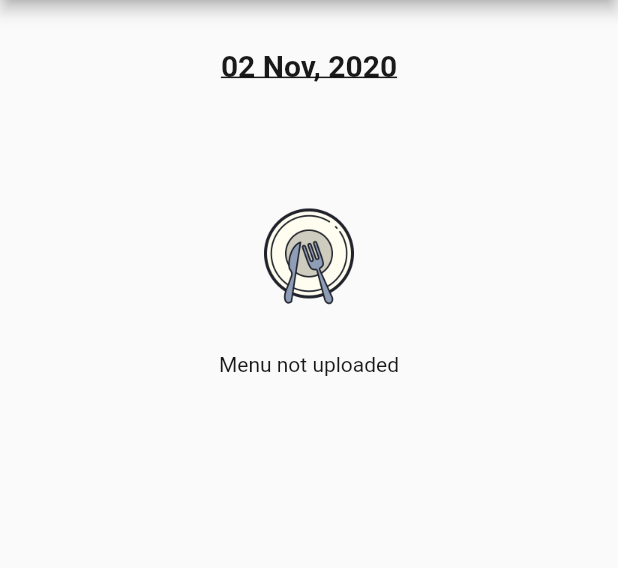
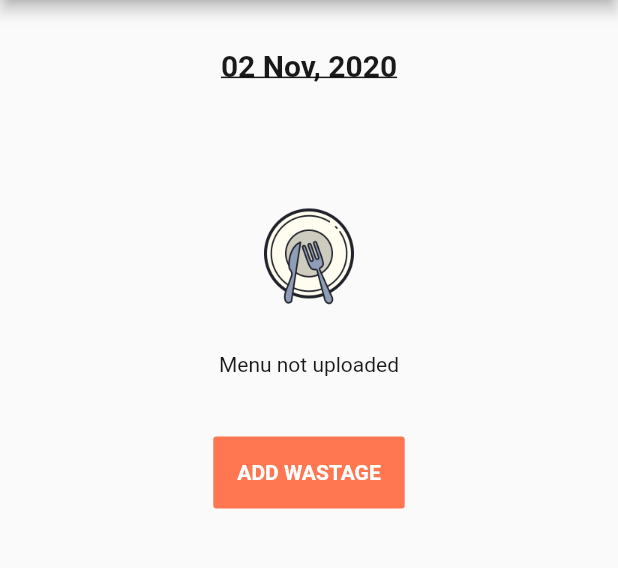
Before and after one commit to TanavShah/DBMS-Mess-Management-System, a Flutter app: the HomePage screen opened by its route, on a phone screen of 412 x 824 dp, the part 84-652 px from its top. Run offline on Flutter 3.47's test engine with Material 2 defaults, Android fonts, the phone set to English and light mode, and no system bars; our stand-ins replace fluttertoast, get_it, google_fonts, jiffy, shared_preferences; accounts and stored records are empty; generated files the repository leaves out were written again; network calls fail.

Commit message:
add wastage UI

```diff
--- a/mess_management_web/lib/ui/home/menu/mess_menu_page.dart
+++ b/mess_management_web/lib/ui/home/menu/mess_menu_page.dart
@@ -8,6 +8,8 @@ import 'package:mess_management_web/ui/home/menu/add_menu_column.dart';
 import 'package:mess_management_web/ui/home/menu/mess_menu_list_widget.dart';
 import 'package:provider/provider.dart';
 import 'package:jiffy/jiffy.dart';
+
+import 'add_wastage_column.dart';
 
 class MessMenuPage extends StatelessWidget {
   @override
@@ -41,7 +43,7 @@ class MessMenuPage extends StatelessWidget {
                               firstDate: DateTime.utc(2020, 10, 1),
                               lastDate: DateTime(2021, 1, 1),
                             );
-                            model.selectedDate = selected;
+                            if (selected != null) model.selectedDate = selected;
                           },
                           child: Container(
                             padding: EdgeInsets.all(32),
@@ -58,15 +60,27 @@ class MessMenuPage extends StatelessWidget {
                   (model.currentMenu != null &&
                           model.currentMenu.menus.length != 0)
                       ? Flexible(
+                          child: Column(
+                            children: [
+                              Flexible(
                                 child: SingleChildScrollView(
                                   child: Row(
-                              crossAxisAlignment: CrossAxisAlignment.start,
+                                    crossAxisAlignment:
+                                        CrossAxisAlignment.start,
                                     mainAxisSize: MainAxisSize.min,
                                     children: [...list],
                                   ),
                                 ),
+                              ),
+                              Flexible(
+                                child: MenuNotAvailable(onlyWastage: true),
+                              ),
+                            ],
+                          ),
                         )
-                      : Flexible(child: MenuNotAvailable()),
+                      : Flexible(
+                          child: MenuNotAvailable(),
+                        ),
                 ],
               ),
             ),
@@ -78,17 +92,25 @@ class MessMenuPage extends StatelessWidget {
 }
 
 class MenuNotAvailable extends StatefulWidget {
+  final bool onlyWastage;
+
+  const MenuNotAvailable({this.onlyWastage: false});
+
   @override
   _MenuNotAvailableState createState() => _MenuNotAvailableState();
 }
 
 class _MenuNotAvailableState extends State<MenuNotAvailable> {
   bool showAddMenu = false;
+  bool showWastageMenu = false;
 
   @override
   Widget build(BuildContext context) {
     return Container(
       child: Column(
+        children: [
+          if (!widget.onlyWastage)
+            Column(
               children: [
                 Padding(
                   padding: const EdgeInsets.all(32.0),
@@ -117,10 +139,31 @@ class _MenuNotAvailableState extends State<MenuNotAvailable> {
                 if (showAddMenu)
                   Flexible(
                     child: AddMenuColumn(
+                      menuDate: Provider.of<MenuModel>(context, listen: false)
+                          .selectedDate,
+                    ),
+                  ),
+              ],
+            ),
+          if (!showWastageMenu)
+            Padding(
+              padding: const EdgeInsets.all(8.0),
+              child: AppButton(
+                text: "Add Wastage",
+                onPressed: () {
+                  setState(() {
+                    showWastageMenu = true;
+                  });
+                },
+              ),
+            ),
+          if (showWastageMenu)
+            Flexible(
+              child: AddWastageColumn(
                 menuDate:
                     Provider.of<MenuModel>(context, listen: false).selectedDate,
               ),
-            )
+            ),
         ],
       ),
     );
```
Also changed, not shown: mess_management_web/lib/ui/home/menu/add_wastage_column.dart (added, +90 -0 lines). Lines whose indentation alone changed are shown as unchanged.
